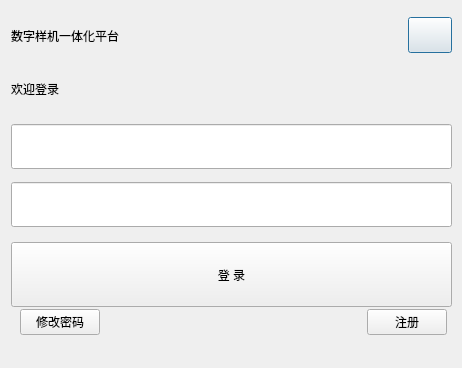
Above: digitalIntegration/LoginDialog.ui from jiaqingguo/DI before the change. Below: the same form after it.
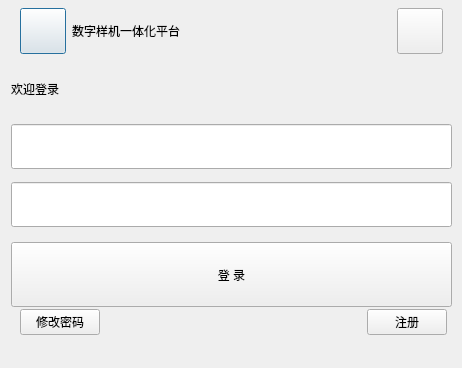
That is the form after the change.

The edit to the form file:
```diff
--- a/digitalIntegration/LoginDialog.ui
+++ b/digitalIntegration/LoginDialog.ui
@@ -62,22 +62,29 @@
            <height>16777215</height>
           </size>
          </property>
-         <layout class="QHBoxLayout" name="horizontalLayout_4">
-          <property name="spacing">
-           <number>0</number>
-          </property>
-          <property name="leftMargin">
-           <number>0</number>
-          </property>
+         <layout class="QHBoxLayout" name="horizontalLayout_3">
           <property name="topMargin">
            <number>0</number>
           </property>
-          <property name="rightMargin">
-           <number>0</number>
-          </property>
-          <property name="bottomMargin">
-           <number>0</number>
-          </property>
+          <item>
+           <widget class="QPushButton" name="BtnIcon">
+            <property name="minimumSize">
+             <size>
+              <width>46</width>
+              <height>46</height>
+             </size>
+            </property>
+            <property name="maximumSize">
+             <size>
+              <width>46</width>
+              <height>46</height>
+             </size>
+            </property>
+            <property name="text">
+             <string/>
+            </property>
+           </widget>
+          </item>
           <item>
            <widget class="QLabel" name="LabelTitle">
             <property name="maximumSize">
@@ -108,14 +115,14 @@
            <widget class="QPushButton" name="BtnClose">
             <property name="minimumSize">
              <size>
-              <width>44</width>
-              <height>36</height>
+              <width>46</width>
+              <height>46</height>
              </size>
             </property>
             <property name="maximumSize">
              <size>
-              <width>44</width>
-              <height>36</height>
+              <width>46</width>
+              <height>46</height>
              </size>
             </property>
             <property name="text">
```
